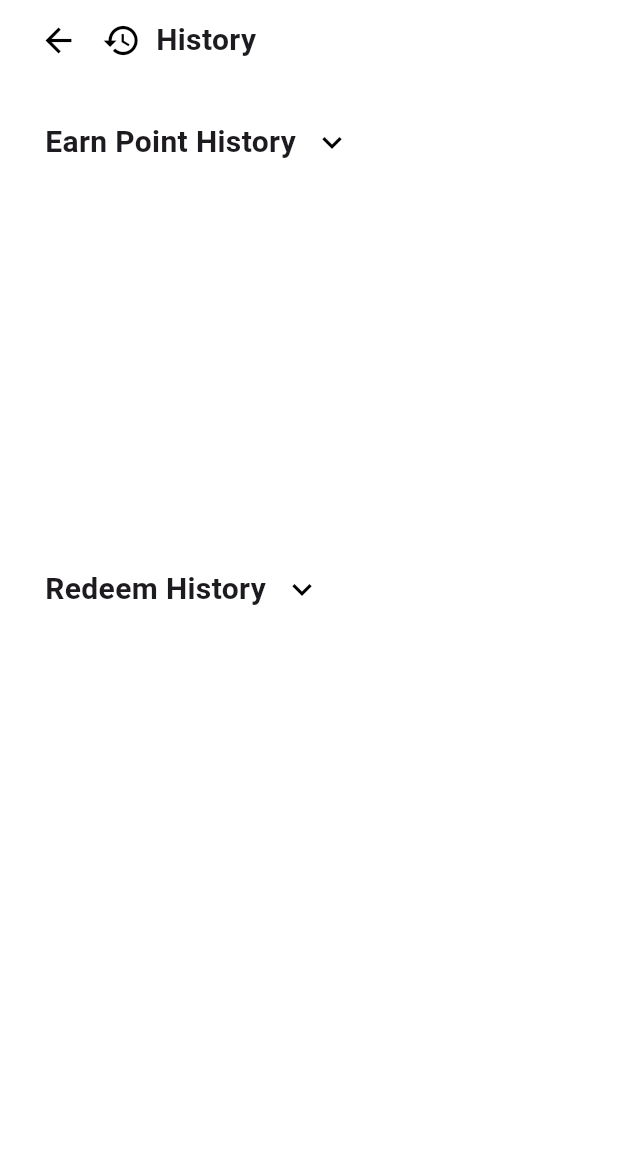
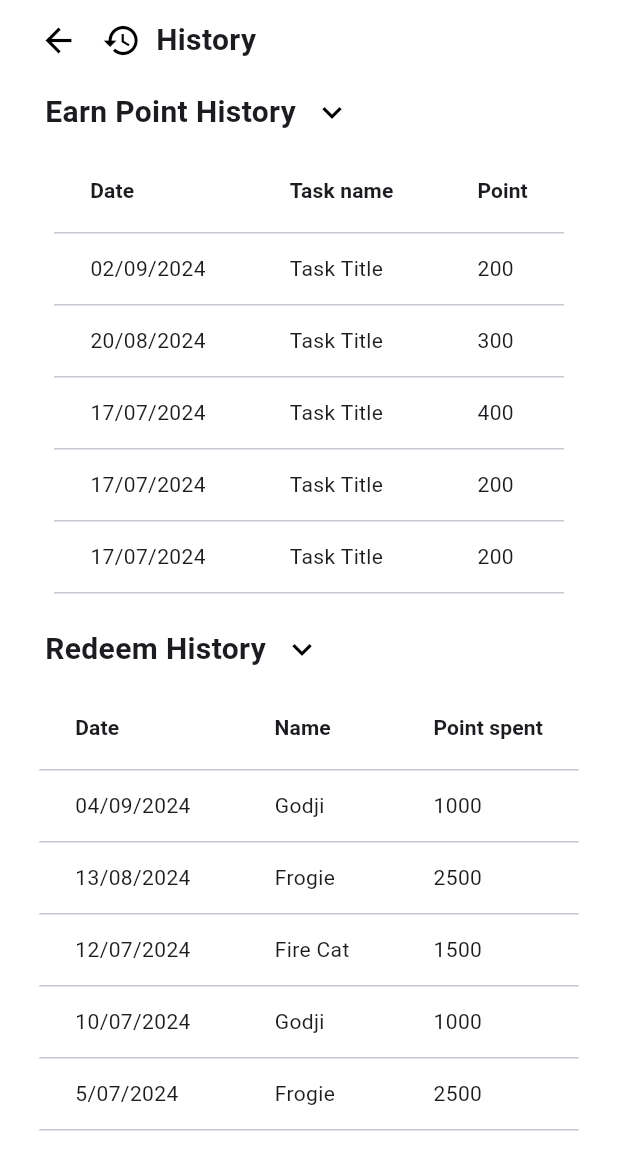
Before and after one commit to MethasakTKL/GoalQuest-Frontend, a Flutter app: the RedeemHistoryPage screen opened by its route, on a phone screen of 412 x 824 dp, the part 80-1236 px from its top. Run offline on Flutter 3.47's test engine with Material 3 defaults, Android fonts, the phone set to English and light mode, and no system bars.

Commit message:
show table in redeem history

```diff
--- a/lib/pages/profile/redeem_history_page.dart
+++ b/lib/pages/profile/redeem_history_page.dart
@@ -1,7 +1,33 @@
 import 'package:flutter/material.dart';
 
-class RedeemHistoryPage extends StatelessWidget {
+class RedeemHistoryPage extends StatefulWidget {
   const RedeemHistoryPage({super.key});
+
+  @override
+  State<RedeemHistoryPage> createState() => _RedeemHistoryPageState();
+}
+
+class _RedeemHistoryPageState extends State<RedeemHistoryPage> {
+  final List<Map<String, dynamic>> earnPointHistory = const [
+    {'date': '02/09/2024', 'taskName': 'Task Title', 'point': 200},
+    {'date': '20/08/2024', 'taskName': 'Task Title', 'point': 300},
+    {'date': '17/07/2024', 'taskName': 'Task Title', 'point': 400},
+    {'date': '17/07/2024', 'taskName': 'Task Title', 'point': 200},
+    {'date': '17/07/2024', 'taskName': 'Task Title', 'point': 200},
+    {'date': '17/07/2024', 'taskName': 'Task Title', 'point': 200},
+    {'date': '17/07/2024', 'taskName': 'Task Title', 'point': 200},
+    {'date': '17/07/2024', 'taskName': 'Task Title', 'point': 200},
+  ];
+
+  final List<Map<String, dynamic>> redeemHistory = const [
+    {'date': '04/09/2024', 'Name': 'Godji', 'point': 1000},
+    {'date': '13/08/2024', 'Name': 'Frogie', 'point': 2500},
+    {'date': '12/07/2024', 'Name': 'Fire Cat', 'point': 1500},
+    {'date': '10/07/2024', 'Name': 'Godji', 'point': 1000},
+    {'date': '5/07/2024', 'Name': 'Frogie', 'point': 2500},
+    {'date': '1/07/2024', 'Name': 'Fire Cat', 'point': 1500},
+    {'date': '30/06/2024', 'Name': 'Frogie', 'point': 2500},
+  ];
 
   @override
   Widget build(BuildContext context) {
@@ -46,7 +72,11 @@ class RedeemHistoryPage extends StatelessWidget {
                       },
                     ),
                     const SizedBox(width: 5),
-                    const Icon(Icons.history, size: 26.0, color: Colors.black,),
+                    const Icon(
+                      Icons.history,
+                      size: 26.0,
+                      color: Colors.black,
+                    ),
                     const SizedBox(width: 10),
                     const Text(
                       'History',
@@ -57,9 +87,8 @@ class RedeemHistoryPage extends StatelessWidget {
                     ),
                   ],
                 ),
-                const SizedBox(height: 20),
                 Padding(
-                  padding: const EdgeInsets.fromLTRB(15,0,0,0),
+                  padding: const EdgeInsets.fromLTRB(15, 0, 0, 0),
                   child: Row(
                     children: [
                       const Text(
@@ -72,15 +101,59 @@ class RedeemHistoryPage extends StatelessWidget {
                       IconButton(
                         onPressed: () {},
                         icon: const Icon(Icons.keyboard_arrow_down),
-                        iconSize: 26.0 ,
+                        iconSize: 26.0,
                         color: Colors.black,
                       ),
                     ],
                   ),
                 ),
-                const SizedBox(height: 250),
                 Padding(
-                  padding: const EdgeInsets.fromLTRB(15,0,0,0),
+                  padding: const EdgeInsets.fromLTRB(0, 0, 0, 0),
+                  child: SizedBox(
+                    height: 300,
+                    child: SingleChildScrollView(
+                      scrollDirection: Axis.vertical,
+                      child: DataTable(
+                        columns: const [
+                          DataColumn(
+                            label: Text(
+                              'Date',
+                              style: TextStyle(
+                                  fontSize: 14.0, fontWeight: FontWeight.bold),
+                            ),
+                          ),
+                          DataColumn(
+                            label: Text(
+                              'Task name',
+                              style: TextStyle(
+                                  fontSize: 14.0, fontWeight: FontWeight.bold),
+                            ),
+                          ),
+                          DataColumn(
+                            label: Text(
+                              'Point',
+                              style: TextStyle(
+                                  fontSize: 14.0, fontWeight: FontWeight.bold),
+                            ),
+                          ),
+                        ],
+                        rows: earnPointHistory
+                            .map(
+                              (history) => DataRow(
+                                cells: [
+                                  DataCell(Text(history['date'])),
+                                  DataCell(Text(history['taskName'])),
+                                  DataCell(Text(history['point'].toString())),
+                                ],
+                              ),
+                            ).toList(),
+                      ),
+                    ),
+                  ),
+                ),
+                const SizedBox(height: 10),
+                Padding(
+                  padding: const EdgeInsets.fromLTRB(15, 0, 0, 0),
                   child: Row(
                     children: [
                       const Text(
@@ -93,10 +166,54 @@ class RedeemHistoryPage extends StatelessWidget {
                       IconButton(
                         onPressed: () {},
                         icon: const Icon(Icons.keyboard_arrow_down),
-                        iconSize: 26.0 ,
+                        iconSize: 26.0,
                         color: Colors.black,
                       ),
                     ],
+                  ),
+                ),
+                Padding(
+                  padding: const EdgeInsets.fromLTRB(0, 0, 0, 0),
+                  child: SizedBox(
+                    height: 300,
+                    child: SingleChildScrollView(
+                      scrollDirection: Axis.vertical,
+                      child: DataTable(
+                        columns: const [
+                          DataColumn(
+                            label: Text(
+                              'Date',
+                              style: TextStyle(
+                                  fontSize: 14.0, fontWeight: FontWeight.bold),
+                            ),
+                          ),
+                          DataColumn(
+                            label: Text(
+                              'Name',
+                              style: TextStyle(
+                                  fontSize: 14.0, fontWeight: FontWeight.bold),
+                            ),
+                          ),
+                          DataColumn(
+                            label: Text(
+                              'Point spent',
+                              style: TextStyle(
+                                  fontSize: 14.0, fontWeight: FontWeight.bold),
+                            ),
+                          ),
+                        ],
+                        rows: redeemHistory
+                            .map(
+                              (history) => DataRow(
+                                cells: [
+                                  DataCell(Text(history['date'])),
+                                  DataCell(Text(history['Name'])),
+                                  DataCell(Text(history['point'].toString())),
+                                ],
+                              ),
+                            ).toList(),
+                      ),
+                    ),
                   ),
                 ),
               ],
```
